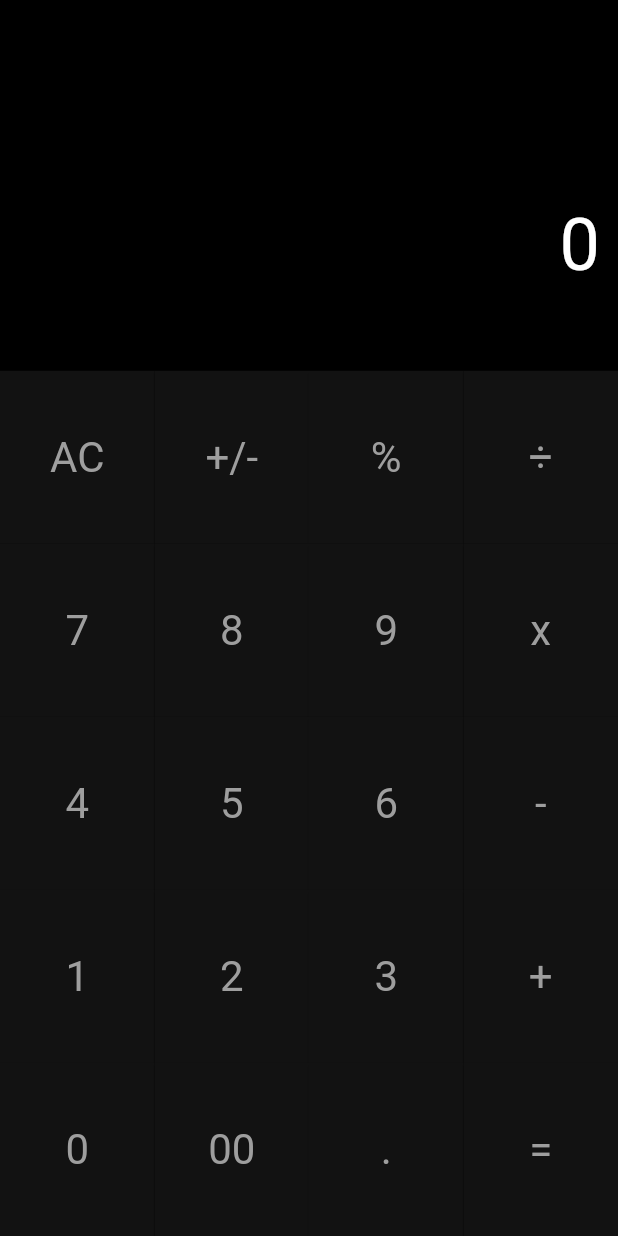
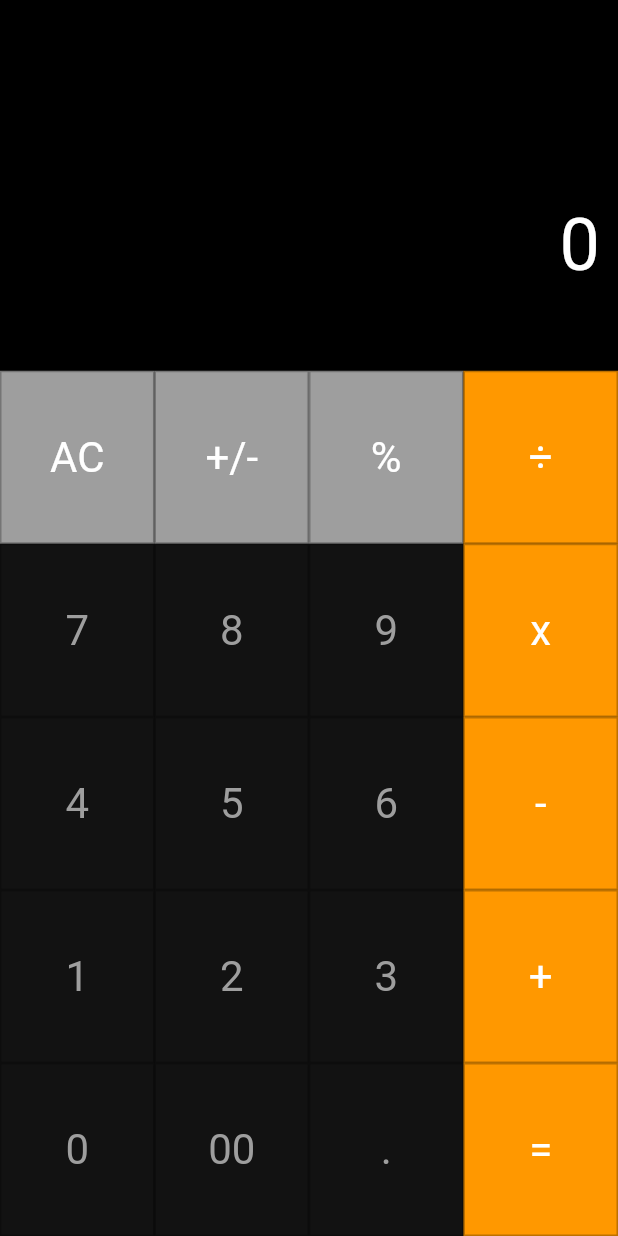
Before and after one commit to minh-hd/dumb-calculator, a Flutter app: the screen it shows after launch, on a phone screen of 412 x 824 dp. Run offline on Flutter 3.47's test engine with Material 3 defaults, Android fonts, the phone set to English and light mode, and no system bars; drawn by our look-alikes of auto_size_text; our stand-ins replace decimal.

Commit message:
add functionalities for calculator

```diff
--- a/lib/main.dart
+++ b/lib/main.dart
@@ -1,7 +1,6 @@
 import 'package:auto_size_text/auto_size_text.dart';
 import 'package:decimal/decimal.dart';
 import 'package:flutter/material.dart';
-import 'dart:developer' as developer;
 
 void main() {
   runApp(const MyApp());
@@ -19,8 +18,11 @@ class MyApp extends StatelessWidget {
         elevatedButtonTheme: ElevatedButtonThemeData(
             style: ElevatedButton.styleFrom(
                 shape: RoundedRectangleBorder(
-                  borderRadius: BorderRadius.circular(0),
-                ),
+                    borderRadius: BorderRadius.circular(0),
+                    side: BorderSide(
+                        style: BorderStyle.solid,
+                        color: Colors.black26,
+                        width: 1)),
                 textStyle: TextStyle(fontSize: 28))),
         colorScheme: ColorScheme.dark(primary: Colors.grey),
         useMaterial3: true,
@@ -38,18 +40,20 @@ class MyHomePage extends StatefulWidget {
 }
 
 class _MyHomePageState extends State<MyHomePage> {
+  String _previousNumber = '0';
   String _currentNumber = '0';
   String _mathSymbol = '';
   int _displayMaxLength = 16;
   bool _isCalculated = false;
 
   void _appendNumber(String additionNumber) {
-    if(_currentNumber.length == _displayMaxLength) {
+    if (_currentNumber.length == _displayMaxLength) {
       return;
     }
     setState(() {
-      if (_currentNumber == '0') {
+      if (_currentNumber == '0' || _isCalculated) {
         _currentNumber = additionNumber;
+        _isCalculated = false;
       } else {
         _currentNumber += additionNumber;
       }
@@ -57,27 +61,37 @@ class _MyHomePageState extends State<MyHomePage> {
   }
 
   void _addFraction() {
-    if(!_currentNumber.contains('.')) {
+    if (!_currentNumber.contains('.') && !_isCalculated) {
       setState(() {
         _currentNumber += '.';
-
       });
     }
   }
 
   void _removeDigit() {
     setState(() {
-      if(_currentNumber.length == 1 || (_currentNumber.contains('-') && _currentNumber.length == 2)) {
+      if (_currentNumber == '0') {
+        _previousNumber = '0';
         _currentNumber = '0';
-      } else if(_currentNumber != '0') {
+      }
+
+      if (_currentNumber.length == 1 ||
+          (_currentNumber.contains('-') && _currentNumber.length == 2) ||
+          _isCalculated) {
+        _currentNumber = '0';
+      } else if (_currentNumber != '0') {
         _currentNumber = _currentNumber.substring(0, _currentNumber.length - 1);
       }
     });
   }
 
   void _addDoubleZero() {
+    if (_isCalculated) {
+      return;
+    }
     setState(() {
-      if (_currentNumber != '0' && _currentNumber.length < _displayMaxLength - 1) {
+      if (_currentNumber != '0' &&
+          _currentNumber.length < _displayMaxLength - 1) {
         _currentNumber += '00';
       }
     });
@@ -87,27 +101,64 @@ class _MyHomePageState extends State<MyHomePage> {
     setState(() {
       if (_currentNumber != '0' && !_currentNumber.contains('-')) {
         _currentNumber = '-$_currentNumber';
-      } else if(_currentNumber.contains('-')){
+      } else if (_currentNumber.contains('-')) {
         _currentNumber = _currentNumber.replaceAll('-', '');
       }
     });
   }
 
   void _calculatePercentage() {
-    Decimal result = (Decimal.parse(_currentNumber) / Decimal.fromInt(100)).toDecimal();
-
-    if(_currentNumber == '0') {
+    if (_currentNumber == '0') {
       return;
     }
 
+    Decimal result =
+        (Decimal.parse(_currentNumber) / Decimal.fromInt(100)).toDecimal();
+
     setState(() {
-      _currentNumber =  result.toString().length <= _displayMaxLength ? result.toString() : result.toStringAsExponential();
+      _isCalculated = true;
+      _currentNumber = result.toString().length <= _displayMaxLength
+          ? result.toString()
+          : result.toStringAsExponential();
     });
   }
 
-  void _addMath (String symbol) {
+  void _setOperator(String operator) {
     setState(() {
-      _mathSymbol = symbol;
+      _mathSymbol = operator;
+      _previousNumber = _currentNumber;
+      _isCalculated = true;
+    });
+  }
+
+  void _calculate() {
+    late Decimal result;
+
+    switch (_mathSymbol) {
+      case '+':
+        result = Decimal.parse(_previousNumber) + Decimal.parse(_currentNumber);
+      case '-':
+        result = Decimal.parse(_previousNumber) - Decimal.parse(_currentNumber);
+
+      case '*':
+        result = Decimal.parse(_previousNumber) * Decimal.parse(_currentNumber);
+
+      case '/':
+        if (_currentNumber == '0') {
+          setState(() {
+            _isCalculated = true;
+            _currentNumber = 'DMM';
+          });
+          return;
+        }
+        result =
+            (Decimal.parse(_previousNumber) / Decimal.parse(_currentNumber))
+                .toDecimal(scaleOnInfinitePrecision: _displayMaxLength);
+    }
+
+    setState(() {
+      _isCalculated = true;
+      _currentNumber = result.toString();
     });
   }
 
@@ -160,24 +211,44 @@ class _MyHomePageState extends State<MyHomePage> {
                       Expanded(
                         child: ElevatedButton(
                           onPressed: () => _removeDigit(),
+                          style: ButtonStyle(
+                              backgroundColor:
+                                  MaterialStateProperty.all<Color>(Colors.grey),
+                              foregroundColor: MaterialStateProperty.all<Color>(
+                                  Colors.white)),
                           child: Text(_currentNumber == '0' ? 'AC' : 'C'),
                         ),
                       ),
                       Expanded(
                         child: ElevatedButton(
                           onPressed: () => _setNegative(),
+                          style: ButtonStyle(
+                              backgroundColor:
+                                  MaterialStateProperty.all<Color>(Colors.grey),
+                              foregroundColor: MaterialStateProperty.all<Color>(
+                                  Colors.white)),
                           child: Text('+/-'),
                         ),
                       ),
                       Expanded(
                         child: ElevatedButton(
                           onPressed: () => _calculatePercentage(),
+                          style: ButtonStyle(
+                              backgroundColor:
+                                  MaterialStateProperty.all<Color>(Colors.grey),
+                              foregroundColor: MaterialStateProperty.all<Color>(
+                                  Colors.white)),
                           child: Text('%'),
                         ),
                       ),
                       Expanded(
                         child: ElevatedButton(
-                          onPressed: () => _addMath('/'),
+                          onPressed: () => _setOperator('/'),
+                          style: ButtonStyle(
+                              backgroundColor: MaterialStateProperty.all<Color>(
+                                  Colors.orange),
+                              foregroundColor: MaterialStateProperty.all<Color>(
+                                  Colors.white)),
                           child: Text('÷'),
                         ),
                       ),
@@ -208,7 +279,12 @@ class _MyHomePageState extends State<MyHomePage> {
                       ),
                       Expanded(
                         child: ElevatedButton(
-                          onPressed: () => _addMath('*'),
+                          onPressed: () => _setOperator('*'),
+                          style: ButtonStyle(
+                              backgroundColor: MaterialStateProperty.all<Color>(
+                                  Colors.orange),
+                              foregroundColor: MaterialStateProperty.all<Color>(
+                                  Colors.white)),
                           child: Text('x'),
                         ),
                       ),
@@ -239,7 +315,12 @@ class _MyHomePageState extends State<MyHomePage> {
                       ),
                       Expanded(
                         child: ElevatedButton(
-                          onPressed: () => _addMath('-'),
+                          onPressed: () => _setOperator('-'),
+                          style: ButtonStyle(
+                              backgroundColor: MaterialStateProperty.all<Color>(
+                                  Colors.orange),
+                              foregroundColor: MaterialStateProperty.all<Color>(
+                                  Colors.white)),
                           child: Text('-'),
                         ),
                       ),
@@ -270,7 +351,12 @@ class _MyHomePageState extends State<MyHomePage> {
                       ),
                       Expanded(
                         child: ElevatedButton(
-                          onPressed: () => _addMath('+'),
+                          onPressed: () => _setOperator('+'),
+                          style: ButtonStyle(
+                              backgroundColor: MaterialStateProperty.all<Color>(
+                                  Colors.orange),
+                              foregroundColor: MaterialStateProperty.all<Color>(
+                                  Colors.white)),
                           child: Text('+'),
                         ),
                       ),
@@ -301,7 +387,12 @@ class _MyHomePageState extends State<MyHomePage> {
                       ),
                       Expanded(
                         child: ElevatedButton(
-                          onPressed: () {},
+                          onPressed: () => _calculate(),
+                          style: ButtonStyle(
+                              backgroundColor: MaterialStateProperty.all<Color>(
+                                  Colors.orange),
+                              foregroundColor: MaterialStateProperty.all<Color>(
+                                  Colors.white)),
                           child: Text('='),
                         ),
                       ),
```
